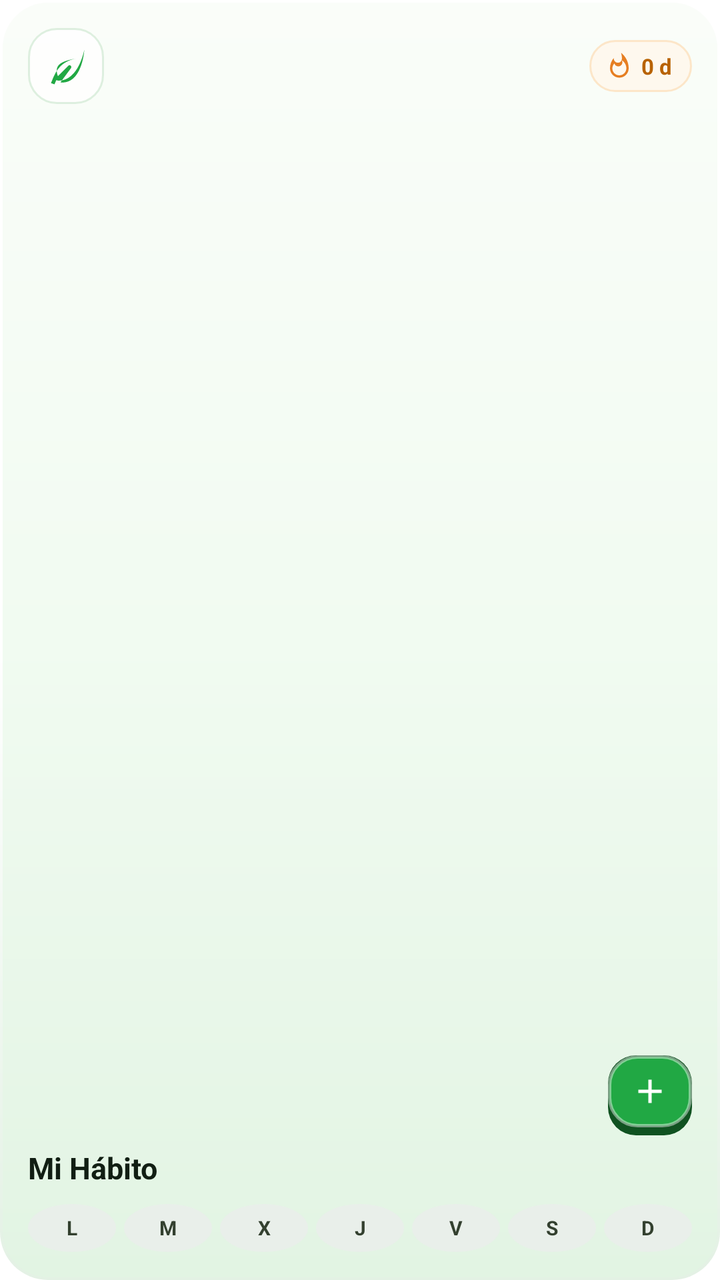
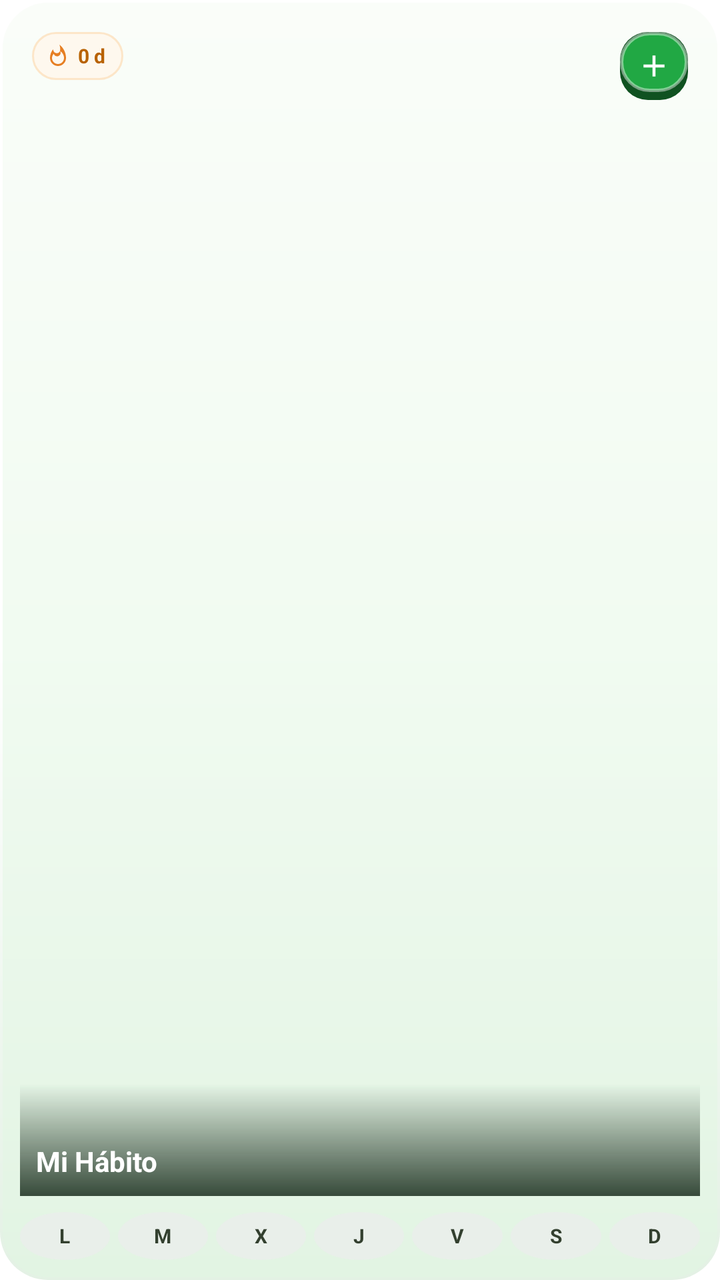

The first picture is an Android layout as it rendered before a commit; the second is the same layout after the commit. The layout source and the unified diff follow.
<!-- AndroidManifest.xml: fallback theme Theme.MaterialComponents.DayNight.NoActionBar -->
<!-- res/layout/widget_habito_foco.xml -->
<?xml version="1.0" encoding="utf-8"?>
<LinearLayout xmlns:android="http://schemas.android.com/apk/res/android"
    android:id="@+id/widget_root"
    android:layout_width="match_parent"
    android:layout_height="match_parent"
    android:background="@drawable/widget_masterglass_bg"
    android:orientation="vertical"
    android:padding="14dp">

    
    <LinearLayout
        android:layout_width="match_parent"
        android:layout_height="wrap_content"
        android:gravity="center_vertical"
        android:orientation="horizontal">

        
        <FrameLayout
            android:layout_width="38dp"
            android:layout_height="38dp"
            android:background="@drawable/widget_icon_pedestal">

            <ImageView
                android:id="@+id/widget_icono"
                android:layout_width="22dp"
                android:layout_height="22dp"
                android:layout_gravity="center"
                android:contentDescription="Icono hábito"
                android:src="@drawable/ic_widget_leaf" />
        </FrameLayout>

        
        <View
            android:layout_width="0dp"
            android:layout_height="1dp"
            android:layout_weight="1" />

        
        <LinearLayout
            android:id="@+id/widget_racha_chip"
            android:layout_width="wrap_content"
            android:layout_height="26dp"
            android:background="@drawable/widget_streak_chip"
            android:gravity="center_vertical"
            android:orientation="horizontal"
            android:paddingStart="8dp"
            android:paddingEnd="10dp">

            <ImageView
                android:layout_width="14dp"
                android:layout_height="14dp"
                android:layout_marginEnd="4dp"
                android:contentDescription="Fuego"
                android:src="@drawable/ic_widget_flame" />

            <TextView
                android:id="@+id/widget_racha_texto"
                android:layout_width="wrap_content"
                android:layout_height="wrap_content"
                android:text="0 d"
                android:textColor="@color/widget_racha_texto"
                android:textSize="11sp"
                android:textStyle="bold" />
        </LinearLayout>
    </LinearLayout>

    
    <FrameLayout
        android:layout_width="match_parent"
        android:layout_height="0dp"
        android:layout_marginTop="4dp"
        android:layout_weight="1">

        <ImageView
            android:id="@+id/widget_etapa_imagen"
            android:layout_width="match_parent"
            android:layout_height="match_parent"
            android:contentDescription="Etapa del hábito"
            android:scaleType="fitCenter" />

        
        <FrameLayout
            android:id="@+id/widget_boton_accion"
            android:layout_width="42dp"
            android:layout_height="40dp"
            android:layout_gravity="bottom|end"
            android:background="@drawable/widget_button_3d"
            android:clickable="true"
            android:focusable="true">

            <ImageView
                android:id="@+id/widget_boton_icono"
                android:layout_width="20dp"
                android:layout_height="20dp"
                android:layout_gravity="center"
                android:layout_marginBottom="2dp"
                android:contentDescription="Acción"
                android:src="@drawable/ic_widget_plus" />
        </FrameLayout>
    </FrameLayout>

    
    <TextView
        android:id="@+id/widget_titulo"
        android:layout_width="match_parent"
        android:layout_height="wrap_content"
        android:layout_marginTop="6dp"
        android:ellipsize="end"
        android:maxLines="1"
        android:text="Mi Hábito"
        android:textColor="@color/widget_texto_principal"
        android:textSize="15sp"
        android:textStyle="bold" />

    
    <LinearLayout
        android:id="@+id/widget_semana_fila"
        android:layout_width="match_parent"
        android:layout_height="wrap_content"
        android:layout_marginTop="8dp"
        android:gravity="center_vertical"
        android:orientation="horizontal">

        <TextView
            android:id="@+id/widget_dia_1"
            android:layout_width="0dp"
            android:layout_height="24dp"
            android:layout_marginEnd="4dp"
            android:layout_weight="1"
            android:background="@drawable/widget_dia_bg_no_programado"
            android:gravity="center"
            android:text="L"
            android:textColor="@color/widget_dia_texto_oscuro"
            android:textSize="10sp"
            android:textStyle="bold" />

        <TextView
            android:id="@+id/widget_dia_2"
            android:layout_width="0dp"
            android:layout_height="24dp"
            android:layout_marginEnd="4dp"
            android:layout_weight="1"
            android:background="@drawable/widget_dia_bg_no_programado"
            android:gravity="center"
            android:text="M"
            android:textColor="@color/widget_dia_texto_oscuro"
            android:textSize="10sp"
            android:textStyle="bold" />

        <TextView
            android:id="@+id/widget_dia_3"
            android:layout_width="0dp"
            android:layout_height="24dp"
            android:layout_marginEnd="4dp"
            android:layout_weight="1"
            android:background="@drawable/widget_dia_bg_no_programado"
            android:gravity="center"
            android:text="X"
            android:textColor="@color/widget_dia_texto_oscuro"
            android:textSize="10sp"
            android:textStyle="bold" />

        <TextView
            android:id="@+id/widget_dia_4"
            android:layout_width="0dp"
            android:layout_height="24dp"
            android:layout_marginEnd="4dp"
            android:layout_weight="1"
            android:background="@drawable/widget_dia_bg_no_programado"
            android:gravity="center"
            android:text="J"
            android:textColor="@color/widget_dia_texto_oscuro"
            android:textSize="10sp"
            android:textStyle="bold" />

        <TextView
            android:id="@+id/widget_dia_5"
            android:layout_width="0dp"
            android:layout_height="24dp"
            android:layout_marginEnd="4dp"
            android:layout_weight="1"
            android:background="@drawable/widget_dia_bg_no_programado"
            android:gravity="center"
            android:text="V"
            android:textColor="@color/widget_dia_texto_oscuro"
            android:textSize="10sp"
            android:textStyle="bold" />

        <TextView
            android:id="@+id/widget_dia_6"
            android:layout_width="0dp"
            android:layout_height="24dp"
            android:layout_marginEnd="4dp"
            android:layout_weight="1"
            android:background="@drawable/widget_dia_bg_no_programado"
            android:gravity="center"
            android:text="S"
            android:textColor="@color/widget_dia_texto_oscuro"
            android:textSize="10sp"
            android:textStyle="bold" />

        <TextView
            android:id="@+id/widget_dia_7"
            android:layout_width="0dp"
            android:layout_height="24dp"
            android:layout_weight="1"
            android:background="@drawable/widget_dia_bg_no_programado"
            android:gravity="center"
            android:text="D"
            android:textColor="@color/widget_dia_texto_oscuro"
            android:textSize="10sp"
            android:textStyle="bold" />
    </LinearLayout>

    
    <TextView
        android:id="@+id/widget_progreso_texto"
        android:layout_width="match_parent"
        android:layout_height="wrap_content"
        android:layout_marginTop="2dp"
        android:text="0 / 1"
        android:textColor="@color/widget_texto_secundario"
        android:textSize="12sp"
        android:visibility="gone" />
</LinearLayout>
<!-- resources referenced by this layout -->
<resources>
  <color name="widget_dia_texto_oscuro">#33402F</color>
  <color name="widget_racha_texto">#B86200</color>
  <color name="widget_texto_principal">#111E13</color>
  <color name="widget_texto_secundario">#526B56</color>
  <!-- drawable ic_widget_flame (drawable) -->
  <vector xmlns:android="http://schemas.android.com/apk/res/android"
      android:width="20dp"
      android:height="20dp"
      android:viewportWidth="24"
      android:viewportHeight="24">
      <path
          android:fillColor="#FFE67E22"
          android:pathData="M13.5,0.67s0.74,2.65 0.74,4.8c0,2.06 -1.35,3.73 -3.41,3.73 -2.07,0 -3.63,-1.67 -3.63,-3.73l0.03,-0.36C5.21,7.51 4,10.61 4,14c0,4.42 3.58,8 8,8s8,-3.58 8,-8C20,8.61 17.41,3.8 13.5,0.67zM12,20c-3.31,0 -6,-2.69 -6,-6 0,-1.53 0.65,-3.06 1.76,-4.17 0.44,1.44 1.76,2.5 3.34,2.5 1.93,0 3.5,-1.57 3.5,-3.5 0,-0.64 -0.19,-1.24 -0.5,-1.76 2.47,1.47 3.9,4.14 3.9,6.93 0,3.31 -2.69,6 -6,6z" />
  </vector>
  <!-- drawable ic_widget_leaf (drawable) -->
  <vector xmlns:android="http://schemas.android.com/apk/res/android"
      android:width="24dp"
      android:height="24dp"
      android:viewportWidth="24"
      android:viewportHeight="24">
      <path
          android:fillColor="#FF21A844"
          android:pathData="M17,8C8,10 5.9,16.17 3.82,21.34L5.71,22l1,-2.3A4.49,4.49 0,0 0,8 20C19,20 22,3 22,3c0,0 -1,18 -12,18 -0.34,0 -0.68,-0.03 -1.02,-0.08L14.7,13.2a1,1 0,0 0,-1.4,-1.4L7.6,17.5c-0.21,-0.47 -0.37,-0.98 -0.48,-1.5C6.2,11.5 9,9.5 17,8z" />
  </vector>
  <!-- drawable ic_widget_plus (drawable) -->
  <vector xmlns:android="http://schemas.android.com/apk/res/android"
      android:width="24dp"
      android:height="24dp"
      android:viewportWidth="24"
      android:viewportHeight="24">
      <path
          android:fillColor="#FFFFFFFF"
          android:pathData="M19,13h-6v6h-2v-6H5v-2h6V5h2v6h6V13z" />
  </vector>
  <!-- drawable widget_button_3d (drawable) -->
  <?xml version="1.0" encoding="utf-8"?>
  <layer-list xmlns:android="http://schemas.android.com/apk/res/android">
      
      <item>
          <shape android:shape="rectangle">
              <corners android:radius="14dp" />
              <solid android:color="@color/widget_boton_extrusion" />
          </shape>
      </item>
  
      
      <item android:bottom="4dp">
          <shape android:shape="rectangle">
              <corners android:radius="14dp" />
              <solid android:color="@color/widget_boton_cara" />
              <stroke
                  android:width="1.5dp"
                  android:color="@color/widget_boton_bisel" />
          </shape>
      </item>
  </layer-list>
  <!-- drawable widget_dia_bg_no_programado (drawable) -->
  <?xml version="1.0" encoding="utf-8"?>
  <shape xmlns:android="http://schemas.android.com/apk/res/android"
      android:shape="oval">
      <solid android:color="@color/widget_dia_no_programado_fondo" />
  </shape>
  <!-- drawable widget_icon_pedestal (drawable) -->
  <?xml version="1.0" encoding="utf-8"?>
  <shape xmlns:android="http://schemas.android.com/apk/res/android"
      android:shape="rectangle">
      <corners android:radius="14dp" />
      <solid android:color="@color/widget_pedestal_fondo" />
      <stroke
          android:width="1dp"
          android:color="@color/widget_pedestal_borde" />
  </shape>
  <!-- drawable widget_streak_chip (drawable) -->
  <?xml version="1.0" encoding="utf-8"?>
  <shape xmlns:android="http://schemas.android.com/apk/res/android"
      android:shape="rectangle">
      <corners android:radius="999dp" />
      <solid android:color="@color/widget_racha_fondo" />
      <stroke
          android:width="1dp"
          android:color="@color/widget_racha_borde" />
  </shape>
  <color name="widget_boton_extrusion">#105221</color>
  <color name="widget_boton_cara">#21A844</color>
  <color name="widget_boton_bisel">#70FFFFFF</color>
  <color name="widget_dia_no_programado_fondo">#E9EFEA</color>
  <color name="widget_pedestal_fondo">#CCFFFFFF</color>
  <color name="widget_pedestal_borde">#A0CDE8D0</color>
  <color name="widget_racha_fondo">#E6FFF8EE</color>
  <color name="widget_racha_borde">#CCFDE2BF</color>
  <!-- unchanged entries left out for length: 1 -->
</resources>

<!-- the commit's change to res/layout/widget_habito_foco.xml (unified diff, before → after) -->
@@ -5,50 +5,45 @@
     android:layout_height="match_parent"
     android:background="@drawable/widget_masterglass_bg"
     android:orientation="vertical"
-    android:padding="14dp">
+    android:padding="10dp">
 
     
-    <LinearLayout
+    <FrameLayout
         android:layout_width="match_parent"
-        android:layout_height="wrap_content"
-        android:gravity="center_vertical"
-        android:orientation="horizontal">
-
-        
-        <FrameLayout
-            android:layout_width="38dp"
-            android:layout_height="38dp"
-            android:background="@drawable/widget_icon_pedestal">
-
-            <ImageView
-                android:id="@+id/widget_icono"
-                android:layout_width="22dp"
-                android:layout_height="22dp"
-                android:layout_gravity="center"
-                android:contentDescription="Icono hábito"
-                android:src="@drawable/ic_widget_leaf" />
-        </FrameLayout>
+        android:layout_height="0dp"
+        android:layout_weight="1">
+
+        <ImageView
+            android:id="@+id/widget_etapa_imagen"
+            android:layout_width="match_parent"
+            android:layout_height="match_parent"
+            android:contentDescription="Etapa del hábito"
+            android:scaleType="fitCenter" />
 
         
         <View
-            android:layout_width="0dp"
-            android:layout_height="1dp"
-            android:layout_weight="1" />
+            android:id="@+id/widget_scrim"
+            android:layout_width="match_parent"
+            android:layout_height="56dp"
+            android:layout_gravity="bottom"
+            android:background="@drawable/widget_scrim_etapa" />
 
         
         <LinearLayout
             android:id="@+id/widget_racha_chip"
             android:layout_width="wrap_content"
-            android:layout_height="26dp"
+            android:layout_height="24dp"
+            android:layout_gravity="top|start"
+            android:layout_margin="6dp"
             android:background="@drawable/widget_streak_chip"
             android:gravity="center_vertical"
             android:orientation="horizontal"
-            android:paddingStart="8dp"
-            android:paddingEnd="10dp">
+            android:paddingStart="7dp"
+            android:paddingEnd="9dp">
 
             <ImageView
-                android:layout_width="14dp"
-                android:layout_height="14dp"
+                android:layout_width="12dp"
+                android:layout_height="12dp"
                 android:layout_marginEnd="4dp"
                 android:contentDescription="Fuego"
                 android:src="@drawable/ic_widget_flame" />
@@ -59,58 +54,45 @@
                 android:layout_height="wrap_content"
                 android:text="0 d"
                 android:textColor="@color/widget_racha_texto"
-                android:textSize="11sp"
+                android:textSize="10sp"
                 android:textStyle="bold" />
         </LinearLayout>
-    </LinearLayout>
-
-    
-    <FrameLayout
-        android:layout_width="match_parent"
-        android:layout_height="0dp"
-        android:layout_marginTop="4dp"
-        android:layout_weight="1">
-
-        <ImageView
-            android:id="@+id/widget_etapa_imagen"
-            android:layout_width="match_parent"
-            android:layout_height="match_parent"
-            android:contentDescription="Etapa del hábito"
-            android:scaleType="fitCenter" />
 
         
         <FrameLayout
             android:id="@+id/widget_boton_accion"
-            android:layout_width="42dp"
-            android:layout_height="40dp"
-            android:layout_gravity="bottom|end"
+            android:layout_width="34dp"
+            android:layout_height="34dp"
+            android:layout_gravity="top|end"
+            android:layout_margin="6dp"
             android:background="@drawable/widget_button_3d"
             android:clickable="true"
             android:focusable="true">
 
             <ImageView
                 android:id="@+id/widget_boton_icono"
-                android:layout_width="20dp"
-                android:layout_height="20dp"
+                android:layout_width="18dp"
+                android:layout_height="18dp"
                 android:layout_gravity="center"
-                android:layout_marginBottom="2dp"
                 android:contentDescription="Acción"
                 android:src="@drawable/ic_widget_plus" />
         </FrameLayout>
+
+        
+        <TextView
+            android:id="@+id/widget_titulo"
+            android:layout_width="match_parent"
+            android:layout_height="wrap_content"
+            android:layout_gravity="bottom"
+            android:ellipsize="end"
+            android:maxLines="1"
+            android:paddingHorizontal="8dp"
+            android:paddingBottom="8dp"
+            android:text="Mi Hábito"
+            android:textColor="@color/widget_titulo_sobre_imagen"
+            android:textSize="14sp"
+            android:textStyle="bold" />
     </FrameLayout>
-
-    
-    <TextView
-        android:id="@+id/widget_titulo"
-        android:layout_width="match_parent"
-        android:layout_height="wrap_content"
-        android:layout_marginTop="6dp"
-        android:ellipsize="end"
-        android:maxLines="1"
-        android:text="Mi Hábito"
-        android:textColor="@color/widget_texto_principal"
-        android:textSize="15sp"
-        android:textStyle="bold" />
 
     
     <LinearLayout
<!-- resource entries referenced after the edit -->
@@ -2,8 +2,8 @@
 <resources>
   <color name="widget_dia_texto_oscuro">#33402F</color>
   <color name="widget_racha_texto">#B86200</color>
-  <color name="widget_texto_principal">#111E13</color>
   <color name="widget_texto_secundario">#526B56</color>
+  <color name="widget_titulo_sobre_imagen">#FFFFFF</color>
   <!-- drawable ic_widget_flame (drawable) -->
   <vector xmlns:android="http://schemas.android.com/apk/res/android"
       android:width="20dp"
@@ -13,16 +13,6 @@
       <path
           android:fillColor="#FFE67E22"
           android:pathData="M13.5,0.67s0.74,2.65 0.74,4.8c0,2.06 -1.35,3.73 -3.41,3.73 -2.07,0 -3.63,-1.67 -3.63,-3.73l0.03,-0.36C5.21,7.51 4,10.61 4,14c0,4.42 3.58,8 8,8s8,-3.58 8,-8C20,8.61 17.41,3.8 13.5,0.67zM12,20c-3.31,0 -6,-2.69 -6,-6 0,-1.53 0.65,-3.06 1.76,-4.17 0.44,1.44 1.76,2.5 3.34,2.5 1.93,0 3.5,-1.57 3.5,-3.5 0,-0.64 -0.19,-1.24 -0.5,-1.76 2.47,1.47 3.9,4.14 3.9,6.93 0,3.31 -2.69,6 -6,6z" />
-  </vector>
-  <!-- drawable ic_widget_leaf (drawable) -->
-  <vector xmlns:android="http://schemas.android.com/apk/res/android"
-      android:width="24dp"
-      android:height="24dp"
-      android:viewportWidth="24"
-      android:viewportHeight="24">
-      <path
-          android:fillColor="#FF21A844"
-          android:pathData="M17,8C8,10 5.9,16.17 3.82,21.34L5.71,22l1,-2.3A4.49,4.49 0,0 0,8 20C19,20 22,3 22,3c0,0 -1,18 -12,18 -0.34,0 -0.68,-0.03 -1.02,-0.08L14.7,13.2a1,1 0,0 0,-1.4,-1.4L7.6,17.5c-0.21,-0.47 -0.37,-0.98 -0.48,-1.5C6.2,11.5 9,9.5 17,8z" />
   </vector>
   <!-- drawable ic_widget_plus (drawable) -->
   <vector xmlns:android="http://schemas.android.com/apk/res/android"
@@ -62,15 +52,14 @@
       android:shape="oval">
       <solid android:color="@color/widget_dia_no_programado_fondo" />
   </shape>
-  <!-- drawable widget_icon_pedestal (drawable) -->
+  <!-- drawable widget_scrim_etapa (drawable) -->
   <?xml version="1.0" encoding="utf-8"?>
   <shape xmlns:android="http://schemas.android.com/apk/res/android"
       android:shape="rectangle">
-      <corners android:radius="14dp" />
-      <solid android:color="@color/widget_pedestal_fondo" />
-      <stroke
-          android:width="1dp"
-          android:color="@color/widget_pedestal_borde" />
+      <gradient
+          android:angle="270"
+          android:startColor="@android:color/transparent"
+          android:endColor="#CC0B1F0F" />
   </shape>
   <!-- drawable widget_streak_chip (drawable) -->
   <?xml version="1.0" encoding="utf-8"?>
@@ -86,8 +75,6 @@
   <color name="widget_boton_cara">#21A844</color>
   <color name="widget_boton_bisel">#70FFFFFF</color>
   <color name="widget_dia_no_programado_fondo">#E9EFEA</color>
-  <color name="widget_pedestal_fondo">#CCFFFFFF</color>
-  <color name="widget_pedestal_borde">#A0CDE8D0</color>
   <color name="widget_racha_fondo">#E6FFF8EE</color>
   <color name="widget_racha_borde">#CCFDE2BF</color>
   <!-- unchanged entries left out for length: 1 -->
